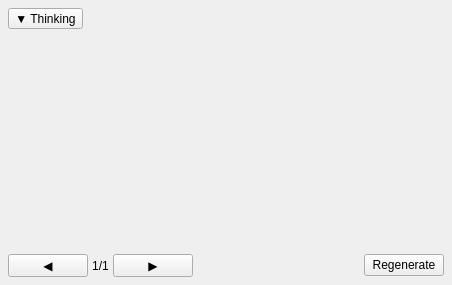
Iemand005/Singularity, file AIOneQTWidgets/messagewidget.ui: the form before one commit.
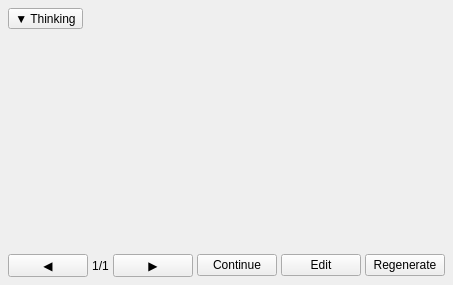
The form after the commit.

Diff of the .ui file:
```diff
--- a/AIOneQTWidgets/messagewidget.ui
+++ b/AIOneQTWidgets/messagewidget.ui
@@ -185,6 +185,26 @@
        </property>
       </spacer>
      </item>
+      <item>
+       <widget class="QPushButton" name="continueBtn">
+        <property name="toolTip">
+         <string>Continue generating from this response</string>
+        </property>
+        <property name="text">
+         <string>Continue</string>
+        </property>
+       </widget>
+      </item>
+      <item>
+       <widget class="QPushButton" name="editBtn">
+        <property name="toolTip">
+         <string>Copy this response to the input to edit it as a new version</string>
+        </property>
+        <property name="text">
+         <string>Edit</string>
+        </property>
+       </widget>
+      </item>
      <item>
       <widget class="QPushButton" name="regenerateBtn">
        <property name="toolTip">
```
Lines whose indentation alone changed are shown as unchanged.
